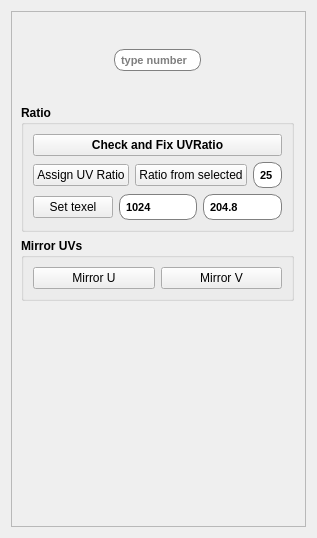
First picture: the form in Maya_Tools/Developer/Main/MODULE/UVTools/UI/UVTools.ui, repository code-google-com/mayatools, before the edit.
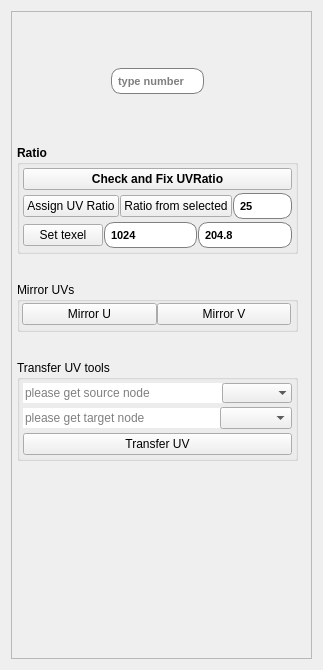
Second picture: the form after the edit. Icons and pictures are not drawn.

The edit to the form file:
```diff
--- a/Maya_Tools/Developer/Main/MODULE/UVTools/UI/UVTools.ui
+++ b/Maya_Tools/Developer/Main/MODULE/UVTools/UI/UVTools.ui
@@ -6,8 +6,8 @@
    <rect>
     <x>0</x>
     <y>0</y>
-    <width>317</width>
-    <height>538</height>
+    <width>323</width>
+    <height>670</height>
    </rect>
   </property>
   <property name="sizePolicy">
@@ -40,9 +40,18 @@
         <height>485</height>
        </rect>
       </property>
-      <layout class="QVBoxLayout" name="verticalLayout_5">
+      <layout class="QVBoxLayout" name="verticalLayout_6">
+       <property name="spacing">
+        <number>0</number>
+       </property>
+       <property name="margin">
+        <number>5</number>
+       </property>
        <item>
         <layout class="QVBoxLayout" name="verticalLayout">
+         <property name="spacing">
+          <number>3</number>
+         </property>
          <property name="sizeConstraint">
           <enum>QLayout::SetFixedSize</enum>
          </property>
@@ -51,6 +60,9 @@
            <property name="sizeConstraint">
             <enum>QLayout::SetNoConstraint</enum>
            </property>
+           <property name="spacing">
+            <number>1</number>
+           </property>
            <item row="0" column="1">
             <widget class="QPushButton" name="btnUp">
              <property name="sizePolicy">
@@ -112,9 +124,9 @@
            <item row="1" column="0">
             <widget class="QPushButton" name="btnLeft">
              <property name="sizePolicy">
-              <sizepolicy hsizetype="Minimum" vsizetype="Maximum">
+              <sizepolicy hsizetype="Minimum" vsizetype="Minimum">
                <horstretch>0</horstretch>
-               <verstretch>6</verstretch>
+               <verstretch>0</verstretch>
               </sizepolicy>
              </property>
              <property name="styleSheet">
@@ -181,7 +193,7 @@
              <property name="sizePolicy">
               <sizepolicy hsizetype="Minimum" vsizetype="Maximum">
                <horstretch>0</horstretch>
-               <verstretch>6</verstretch>
+               <verstretch>0</verstretch>
               </sizepolicy>
              </property>
              <property name="baseSize">
@@ -217,7 +229,7 @@
               <bool>true</bool>
              </property>
              <property name="sizePolicy">
-              <sizepolicy hsizetype="Ignored" vsizetype="Ignored">
+              <sizepolicy hsizetype="Ignored" vsizetype="Minimum">
                <horstretch>0</horstretch>
                <verstretch>0</verstretch>
               </sizepolicy>
@@ -256,7 +268,7 @@
               <string/>
              </property>
              <property name="frame">
-              <bool>true</bool>
+              <bool>false</bool>
              </property>
              <property name="dragEnabled">
               <bool>true</bool>
@@ -298,7 +310,7 @@
            <item row="2" column="1">
             <widget class="QPushButton" name="btnDown">
              <property name="sizePolicy">
-              <sizepolicy hsizetype="Minimum" vsizetype="Maximum">
+              <sizepolicy hsizetype="Minimum" vsizetype="Minimum">
                <horstretch>0</horstretch>
                <verstretch>0</verstretch>
               </sizepolicy>
@@ -329,7 +341,7 @@
              <property name="sizePolicy">
               <sizepolicy hsizetype="Minimum" vsizetype="Minimum">
                <horstretch>0</horstretch>
-               <verstretch>6</verstretch>
+               <verstretch>0</verstretch>
               </sizepolicy>
              </property>
              <property name="styleSheet">
@@ -371,6 +383,12 @@
        </item>
        <item>
         <widget class="QGroupBox" name="groupBox">
+         <property name="sizePolicy">
+          <sizepolicy hsizetype="Preferred" vsizetype="Fixed">
+           <horstretch>0</horstretch>
+           <verstretch>0</verstretch>
+          </sizepolicy>
+         </property>
          <property name="font">
           <font>
            <weight>75</weight>
@@ -381,6 +399,12 @@
           <string>Ratio</string>
          </property>
          <layout class="QVBoxLayout" name="verticalLayout_3">
+          <property name="spacing">
+           <number>3</number>
+          </property>
+          <property name="margin">
+           <number>3</number>
+          </property>
           <item>
            <widget class="QPushButton" name="btnUVRatio">
             <property name="text">
@@ -390,6 +414,9 @@
           </item>
           <item>
            <layout class="QHBoxLayout" name="horizontalLayout">
+            <property name="spacing">
+             <number>1</number>
+            </property>
             <item>
              <widget class="QPushButton" name="btnAssignRatio">
               <property name="font">
@@ -450,6 +477,9 @@
           </item>
           <item>
            <layout class="QHBoxLayout" name="horizontalLayout_2">
+            <property name="spacing">
+             <number>1</number>
+            </property>
             <item>
              <widget class="QPushButton" name="btnSetTexel">
               <property name="font">
@@ -527,20 +557,50 @@
        </item>
        <item>
         <widget class="QGroupBox" name="groupBox_2">
+         <property name="sizePolicy">
+          <sizepolicy hsizetype="Preferred" vsizetype="Fixed">
+           <horstretch>0</horstretch>
+           <verstretch>0</verstretch>
+          </sizepolicy>
+         </property>
          <property name="font">
           <font>
-           <weight>75</weight>
-           <bold>true</bold>
+           <weight>50</weight>
+           <bold>false</bold>
           </font>
          </property>
          <property name="title">
           <string>Mirror UVs</string>
          </property>
          <layout class="QVBoxLayout" name="verticalLayout_4">
+          <property name="spacing">
+           <number>1</number>
+          </property>
+          <property name="leftMargin">
+           <number>2</number>
+          </property>
+          <property name="topMargin">
+           <number>1</number>
+          </property>
+          <property name="rightMargin">
+           <number>4</number>
+          </property>
+          <property name="bottomMargin">
+           <number>4</number>
+          </property>
           <item>
            <layout class="QHBoxLayout" name="horizontalLayout_3">
+            <property name="spacing">
+             <number>0</number>
+            </property>
             <item>
              <widget class="QPushButton" name="btnMirrorU">
+              <property name="sizePolicy">
+               <sizepolicy hsizetype="Minimum" vsizetype="Maximum">
+                <horstretch>0</horstretch>
+                <verstretch>0</verstretch>
+               </sizepolicy>
+              </property>
               <property name="font">
                <font>
                 <weight>50</weight>
@@ -554,6 +614,12 @@
             </item>
             <item>
              <widget class="QPushButton" name="btnMirrorV">
+              <property name="sizePolicy">
+               <sizepolicy hsizetype="Minimum" vsizetype="Maximum">
+                <horstretch>0</horstretch>
+                <verstretch>0</verstretch>
+               </sizepolicy>
+              </property>
               <property name="font">
                <font>
                 <weight>50</weight>
@@ -571,17 +637,524 @@
         </widget>
        </item>
        <item>
-        <spacer name="verticalSpacer">
-         <property name="orientation">
-          <enum>Qt::Vertical</enum>
+        <widget class="QGroupBox" name="groupBox_3">
+         <property name="sizePolicy">
+          <sizepolicy hsizetype="Preferred" vsizetype="Fixed">
+           <horstretch>0</horstretch>
+           <verstretch>0</verstretch>
+          </sizepolicy>
          </property>
-         <property name="sizeHint" stdset="0">
-          <size>
-           <width>20</width>
-           <height>66</height>
-          </size>
+         <property name="title">
+          <string>Transfer UV tools</string>
          </property>
-        </spacer>
+         <layout class="QVBoxLayout" name="verticalLayout_5">
+          <property name="spacing">
+           <number>4</number>
+          </property>
+          <property name="margin">
+           <number>3</number>
+          </property>
+          <item>
+           <layout class="QHBoxLayout" name="horizontalLayout_4">
+            <property name="spacing">
+             <number>0</number>
+            </property>
+            <item>
+             <widget class="QLineEdit" name="ldtSource">
+              <property name="contextMenuPolicy">
+               <enum>Qt::CustomContextMenu</enum>
+              </property>
+              <property name="text">
+               <string/>
+              </property>
+              <property name="frame">
+               <bool>false</bool>
+              </property>
+              <property name="echoMode">
+               <enum>QLineEdit::Normal</enum>
+              </property>
+              <property name="placeholderText">
+               <string>please get source node</string>
+              </property>
+             </widget>
+            </item>
+            <item>
+             <widget class="QComboBox" name="cbbSourceMat">
+              <property name="sizeAdjustPolicy">
+               <enum>QComboBox::AdjustToContents</enum>
+              </property>
+              <property name="frame">
+               <bool>false</bool>
+              </property>
+             </widget>
+            </item>
+           </layout>
+          </item>
+          <item>
+           <layout class="QHBoxLayout" name="horizontalLayout_5">
+            <property name="spacing">
+             <number>0</number>
+            </property>
+            <item>
+             <widget class="QLineEdit" name="ldtTarget">
+              <property name="palette">
+               <palette>
+                <active>
+                 <colorrole role="WindowText">
+                  <brush brushstyle="SolidPattern">
+                   <color alpha="255">
+                    <red>0</red>
+                    <green>0</green>
+                    <blue>0</blue>
+                   </color>
+                  </brush>
+                 </colorrole>
+                 <colorrole role="Button">
+                  <brush brushstyle="SolidPattern">
+                   <color alpha="255">
+                    <red>85</red>
+                    <green>170</green>
+                    <blue>255</blue>
+                   </color>
+                  </brush>
+                 </colorrole>
+                 <colorrole role="Light">
+                  <brush brushstyle="SolidPattern">
+                   <color alpha="255">
+                    <red>213</red>
+                    <green>234</green>
+                    <blue>255</blue>
+                   </color>
+                  </brush>
+                 </colorrole>
+                 <colorrole role="Midlight">
+                  <brush brushstyle="SolidPattern">
+                   <color alpha="255">
+                    <red>149</red>
+                    <green>202</green>
+                    <blue>255</blue>
+                   </color>
+                  </brush>
+                 </colorrole>
+                 <colorrole role="Dark">
+                  <brush brushstyle="SolidPattern">
+                   <color alpha="255">
+                    <red>42</red>
+                    <green>85</green>
+                    <blue>127</blue>
+                   </color>
+                  </brush>
+                 </colorrole>
+                 <colorrole role="Mid">
+                  <brush brushstyle="SolidPattern">
+                   <color alpha="255">
+                    <red>56</red>
+                    <green>113</green>
+                    <blue>170</blue>
+                   </color>
+                  </brush>
+                 </colorrole>
+                 <colorrole role="Text">
+                  <brush brushstyle="SolidPattern">
+                   <color alpha="255">
+                    <red>0</red>
+                    <green>0</green>
+                    <blue>0</blue>
+                   </color>
+                  </brush>
+                 </colorrole>
+                 <colorrole role="BrightText">
+                  <brush brushstyle="SolidPattern">
+                   <color alpha="255">
+                    <red>255</red>
+                    <green>255</green>
+                    <blue>255</blue>
+                   </color>
+                  </brush>
+                 </colorrole>
+                 <colorrole role="ButtonText">
+                  <brush brushstyle="SolidPattern">
+                   <color alpha="255">
+                    <red>0</red>
+                    <green>0</green>
+                    <blue>0</blue>
+                   </color>
+                  </brush>
+                 </colorrole>
+                 <colorrole role="Base">
+                  <brush brushstyle="SolidPattern">
+                   <color alpha="255">
+                    <red>255</red>
+                    <green>255</green>
+                    <blue>255</blue>
+                   </color>
+                  </brush>
+                 </colorrole>
+                 <colorrole role="Window">
+                  <brush brushstyle="SolidPattern">
+                   <color alpha="255">
+                    <red>85</red>
+                    <green>170</green>
+                    <blue>255</blue>
+                   </color>
+                  </brush>
+                 </colorrole>
+                 <colorrole role="Shadow">
+                  <brush brushstyle="SolidPattern">
+                   <color alpha="255">
+                    <red>0</red>
+                    <green>0</green>
+                    <blue>0</blue>
+                   </color>
+                  </brush>
+                 </colorrole>
+                 <colorrole role="AlternateBase">
+                  <brush brushstyle="SolidPattern">
+                   <color alpha="255">
+                    <red>170</red>
+                    <green>212</green>
+                    <blue>255</blue>
+                   </color>
+                  </brush>
+                 </colorrole>
+                 <colorrole role="ToolTipBase">
+                  <brush brushstyle="SolidPattern">
+                   <color alpha="255">
+                    <red>255</red>
+                    <green>255</green>
+                    <blue>220</blue>
+                   </color>
+                  </brush>
+                 </colorrole>
+                 <colorrole role="ToolTipText">
+                  <brush brushstyle="SolidPattern">
+                   <color alpha="255">
+                    <red>0</red>
+                    <green>0</green>
+                    <blue>0</blue>
+                   </color>
+                  </brush>
+                 </colorrole>
+                </active>
+                <inactive>
+                 <colorrole role="WindowText">
+                  <brush brushstyle="SolidPattern">
+                   <color alpha="255">
+                    <red>0</red>
+                    <green>0</green>
+                    <blue>0</blue>
+                   </color>
+                  </brush>
+                 </colorrole>
+                 <colorrole role="Button">
+                  <brush brushstyle="SolidPattern">
+                   <color alpha="255">
+                    <red>85</red>
+                    <green>170</green>
+                    <blue>255</blue>
+                   </color>
+                  </brush>
+                 </colorrole>
+                 <colorrole role="Light">
+                  <brush brushstyle="SolidPattern">
+                   <color alpha="255">
+                    <red>213</red>
+                    <green>234</green>
+                    <blue>255</blue>
+                   </color>
+                  </brush>
+                 </colorrole>
+                 <colorrole role="Midlight">
+                  <brush brushstyle="SolidPattern">
+                   <color alpha="255">
+                    <red>149</red>
+                    <green>202</green>
+                    <blue>255</blue>
+                   </color>
+                  </brush>
+                 </colorrole>
+                 <colorrole role="Dark">
+                  <brush brushstyle="SolidPattern">
+                   <color alpha="255">
+                    <red>42</red>
+                    <green>85</green>
+                    <blue>127</blue>
+                   </color>
+                  </brush>
+                 </colorrole>
+                 <colorrole role="Mid">
+                  <brush brushstyle="SolidPattern">
+                   <color alpha="255">
+                    <red>56</red>
+                    <green>113</green>
+                    <blue>170</blue>
+                   </color>
+                  </brush>
+                 </colorrole>
+                 <colorrole role="Text">
+                  <brush brushstyle="SolidPattern">
+                   <color alpha="255">
+                    <red>0</red>
+                    <green>0</green>
+                    <blue>0</blue>
+                   </color>
+                  </brush>
+                 </colorrole>
+                 <colorrole role="BrightText">
+                  <brush brushstyle="SolidPattern">
+                   <color alpha="255">
+                    <red>255</red>
+                    <green>255</green>
+                    <blue>255</blue>
+                   </color>
+                  </brush>
+                 </colorrole>
+                 <colorrole role="ButtonText">
+                  <brush brushstyle="SolidPattern">
+                   <color alpha="255">
+                    <red>0</red>
+                    <green>0</green>
+                    <blue>0</blue>
+                   </color>
+                  </brush>
+                 </colorrole>
+                 <colorrole role="Base">
+                  <brush brushstyle="SolidPattern">
+                   <color alpha="255">
+                    <red>255</red>
+                    <green>255</green>
+                    <blue>255</blue>
+                   </color>
+                  </brush>
+                 </colorrole>
+                 <colorrole role="Window">
+                  <brush brushstyle="SolidPattern">
+                   <color alpha="255">
+                    <red>85</red>
+                    <green>170</green>
+                    <blue>255</blue>
+                   </color>
+                  </brush>
+                 </colorrole>
+                 <colorrole role="Shadow">
+                  <brush brushstyle="SolidPattern">
+                   <color alpha="255">
+                    <red>0</red>
+                    <green>0</green>
+                    <blue>0</blue>
+                   </color>
+                  </brush>
+                 </colorrole>
+                 <colorrole role="AlternateBase">
+                  <brush brushstyle="SolidPattern">
+                   <color alpha="255">
+                    <red>170</red>
+                    <green>212</green>
+                    <blue>255</blue>
+                   </color>
+                  </brush>
+                 </colorrole>
+                 <colorrole role="ToolTipBase">
+                  <brush brushstyle="SolidPattern">
+                   <color alpha="255">
+                    <red>255</red>
+                    <green>255</green>
+                    <blue>220</blue>
+                   </color>
+                  </brush>
+                 </colorrole>
+                 <colorrole role="ToolTipText">
+                  <brush brushstyle="SolidPattern">
+                   <color alpha="255">
+                    <red>0</red>
+                    <green>0</green>
+                    <blue>0</blue>
+                   </color>
+                  </brush>
+                 </colorrole>
+                </inactive>
+                <disabled>
+                 <colorrole role="WindowText">
+                  <brush brushstyle="SolidPattern">
+                   <color alpha="255">
+                    <red>42</red>
+                    <green>85</green>
+                    <blue>127</blue>
+                   </color>
+                  </brush>
+                 </colorrole>
+                 <colorrole role="Button">
+                  <brush brushstyle="SolidPattern">
+                   <color alpha="255">
+                    <red>85</red>
+                    <green>170</green>
+                    <blue>255</blue>
+                   </color>
+                  </brush>
+                 </colorrole>
+                 <colorrole role="Light">
+                  <brush brushstyle="SolidPattern">
+                   <color alpha="255">
+                    <red>213</red>
+                    <green>234</green>
+                    <blue>255</blue>
+                   </color>
+                  </brush>
+                 </colorrole>
+                 <colorrole role="Midlight">
+                  <brush brushstyle="SolidPattern">
+                   <color alpha="255">
+                    <red>149</red>
+                    <green>202</green>
+                    <blue>255</blue>
+                   </color>
+                  </brush>
+                 </colorrole>
+                 <colorrole role="Dark">
+                  <brush brushstyle="SolidPattern">
+                   <color alpha="255">
+                    <red>42</red>
+                    <green>85</green>
+                    <blue>127</blue>
+                   </color>
+                  </brush>
+                 </colorrole>
+                 <colorrole role="Mid">
+                  <brush brushstyle="SolidPattern">
+                   <color alpha="255">
+                    <red>56</red>
+                    <green>113</green>
+                    <blue>170</blue>
+                   </color>
+                  </brush>
+                 </colorrole>
+                 <colorrole role="Text">
+                  <brush brushstyle="SolidPattern">
+                   <color alpha="255">
+                    <red>42</red>
+                    <green>85</green>
+                    <blue>127</blue>
+                   </color>
+                  </brush>
+                 </colorrole>
+                 <colorrole role="BrightText">
+                  <brush brushstyle="SolidPattern">
+                   <color alpha="255">
+                    <red>255</red>
+                    <green>255</green>
+                    <blue>255</blue>
+                   </color>
+                  </brush>
+                 </colorrole>
+                 <colorrole role="ButtonText">
+                  <brush brushstyle="SolidPattern">
+                   <color alpha="255">
+                    <red>42</red>
+                    <green>85</green>
+                    <blue>127</blue>
+                   </color>
+                  </brush>
+                 </colorrole>
+                 <colorrole role="Base">
+                  <brush brushstyle="SolidPattern">
+                   <color alpha="255">
+                    <red>85</red>
+                    <green>170</green>
+                    <blue>255</blue>
+                   </color>
+                  </brush>
+                 </colorrole>
+                 <colorrole role="Window">
+                  <brush brushstyle="SolidPattern">
+                   <color alpha="255">
+                    <red>85</red>
+                    <green>170</green>
+                    <blue>255</blue>
+                   </color>
+                  </brush>
+                 </colorrole>
+                 <colorrole role="Shadow">
+                  <brush brushstyle="SolidPattern">
+                   <color alpha="255">
+                    <red>0</red>
+                    <green>0</green>
+                    <blue>0</blue>
+                   </color>
+                  </brush>
+                 </colorrole>
+                 <colorrole role="AlternateBase">
+                  <brush brushstyle="SolidPattern">
+                   <color alpha="255">
+                    <red>85</red>
+                    <green>170</green>
+                    <blue>255</blue>
+                   </color>
+                  </brush>
+                 </colorrole>
+                 <colorrole role="ToolTipBase">
+                  <brush brushstyle="SolidPattern">
+                   <color alpha="255">
+                    <red>255</red>
+                    <green>255</green>
+                    <blue>220</blue>
+                   </color>
+                  </brush>
+                 </colorrole>
+                 <colorrole role="ToolTipText">
+                  <brush brushstyle="SolidPattern">
+                   <color alpha="255">
+                    <red>0</red>
+                    <green>0</green>
+                    <blue>0</blue>
+                   </color>
+                  </brush>
+                 </colorrole>
+                </disabled>
+               </palette>
+              </property>
+              <property name="focusPolicy">
+               <enum>Qt::StrongFocus</enum>
+              </property>
+              <property name="contextMenuPolicy">
+               <enum>Qt::CustomContextMenu</enum>
+              </property>
+              <property name="autoFillBackground">
+               <bool>false</bool>
+              </property>
+              <property name="inputMethodHints">
+               <set>Qt::ImhNone</set>
+              </property>
+              <property name="text">
+               <string/>
+              </property>
+              <property name="frame">
+               <bool>false</bool>
+              </property>
+              <property name="echoMode">
+               <enum>QLineEdit::Normal</enum>
+              </property>
+              <property name="dragEnabled">
+               <bool>true</bool>
+              </property>
+              <property name="placeholderText">
+               <string>please get target node</string>
+              </property>
+             </widget>
+            </item>
+            <item>
+             <widget class="QComboBox" name="cbbTargetMat"/>
+            </item>
+           </layout>
+          </item>
+          <item>
+           <widget class="QPushButton" name="btnTransferUV">
+            <property name="text">
+             <string>Transfer UV</string>
+            </property>
+           </widget>
+          </item>
+         </layout>
+        </widget>
        </item>
       </layout>
      </widget>
```
Left out of the diff: 21 changed lines with no effect on the pictures.
